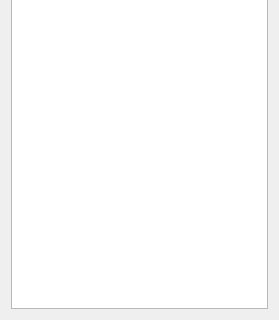
First picture: the form in ui_files/item_table.ui, repository spamlab-iee/os, before the edit; both pictures show x 0 to 279 and y 140 to 460 of the 279 by 460 pixel window.
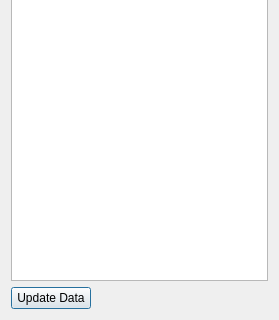
Second picture: the form after the edit.

Commit message:
editable item table
Added support for editing the item table. Changes currently are for the session only, can't be saved.

```diff
--- a/ui_files/item_table.ui
+++ b/ui_files/item_table.ui
@@ -17,6 +17,30 @@
    <item>
     <widget class="QTableWidget" name="data_table"/>
    </item>
+   <item>
+    <layout class="QHBoxLayout" name="horizontalLayout">
+     <item>
+      <widget class="QPushButton" name="update_data_button">
+       <property name="text">
+        <string>Update Data</string>
+       </property>
+      </widget>
+     </item>
+     <item>
+      <spacer name="horizontalSpacer">
+       <property name="orientation">
+        <enum>Qt::Horizontal</enum>
+       </property>
+       <property name="sizeHint" stdset="0">
+        <size>
+         <width>40</width>
+         <height>20</height>
+        </size>
+       </property>
+      </spacer>
+     </item>
+    </layout>
+   </item>
   </layout>
  </widget>
  <resources/>
```
The commit also changes 7 other files.
